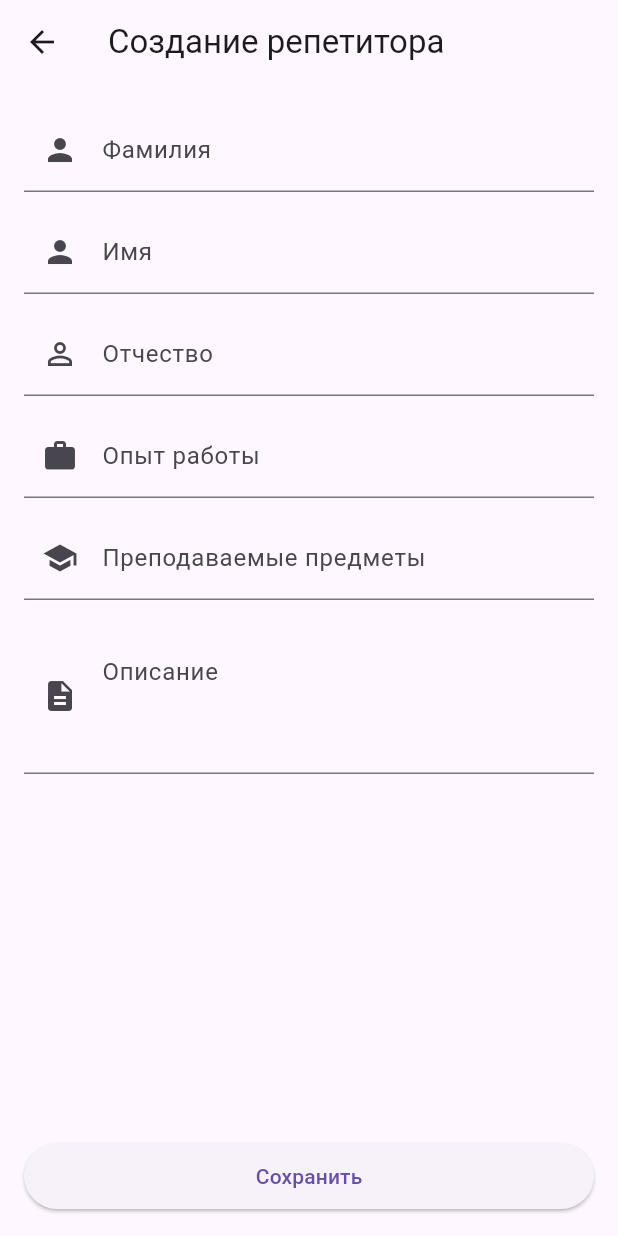
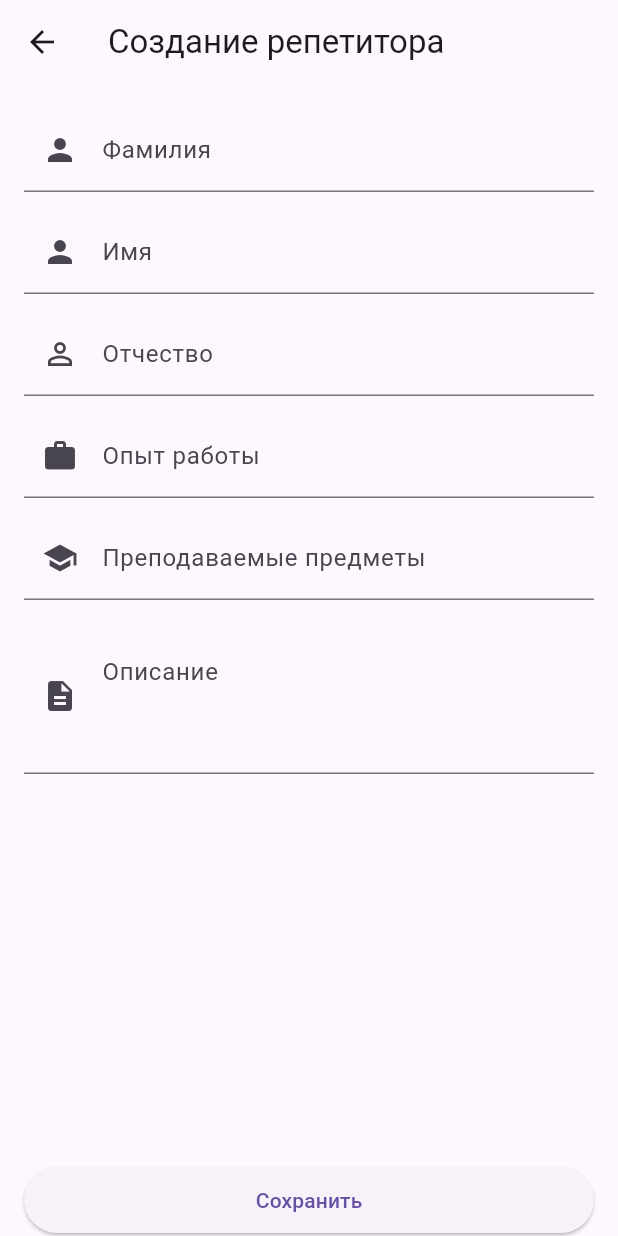
Before and after one commit to ShevchenkoAD/men2r_app, a Flutter app: the TutorFormScreen screen opened by its route, on a phone screen of 412 x 824 dp. Run offline on Flutter 3.47's test engine with Material 3 defaults, Android fonts, the light colour scheme and no system bars; our stand-ins replace connectivity_plus, dio, hive, hive_flutter, shared_preferences; accounts and stored records are empty; network calls fail.

Commit message:
[fix] api not working & visual bugs in forms

```diff
--- a/lib/views/tutors/tutor_form_screen.dart
+++ b/lib/views/tutors/tutor_form_screen.dart
@@ -79,6 +79,7 @@
 
       if (ok && mounted) Navigator.pop(context);
     } else {
+
       setState(() {
         _autovalidateMode = AutovalidateMode.onUserInteraction;
       });
@@ -111,8 +112,12 @@
       body: Form(
         key: _formKey,
         autovalidateMode: _autovalidateMode,
-        child: Padding(
+        child: CustomScrollView(
+          slivers: [
+            SliverPadding(
               padding: const EdgeInsets.all(16.0),
+              sliver: SliverFillRemaining(
+                hasScrollBody: false,
                 child: Column(
                   children: [
                     TextFormField(
@@ -165,7 +170,7 @@
                       ),
                       maxLines: 3,
                     ),
-              Expanded(child: const SizedBox(height: 0)),
+                    const Spacer(),
                     SizedBox(
                       width: double.infinity,
                       child: ElevatedButton(
@@ -176,8 +181,11 @@
                         child: Text(_existing == null ? l10n.generic_save : l10n.generic_edit),
                       ),
                     ),
+                  ]
+                ),
+              ),
+            ),
           ],
-          ),
         ),
       ),
     );
```
Also changed, not shown: lib/views/courses/course_form_screen.dart (+43 -22 lines). Lines whose indentation alone changed are shown as unchanged.
